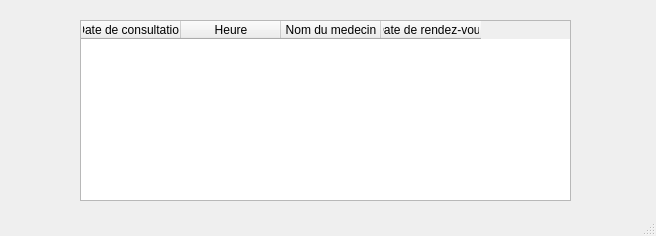
This is form/.ui/liste_rdv.ui in Abrahamkone/ano1 as Qt 5 draws it before an edit. The edited form follows.
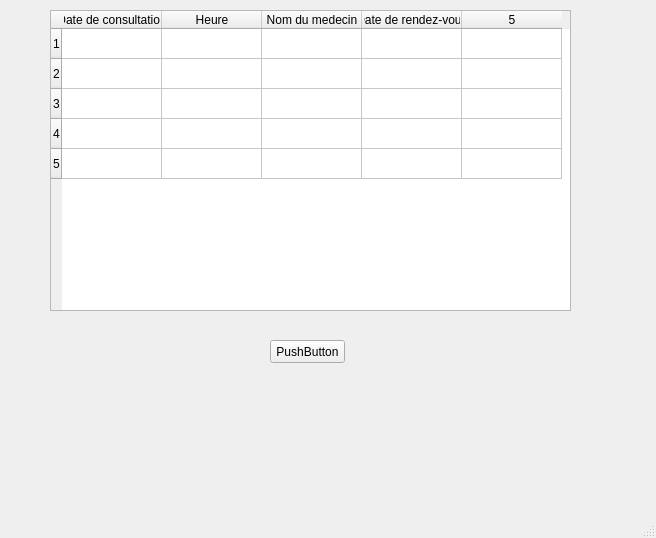
This is the edited form.

Diff of the .ui file:
```diff
--- a/form/.ui/liste_rdv.ui
+++ b/form/.ui/liste_rdv.ui
@@ -7,7 +7,7 @@
     <x>0</x>
     <y>0</y>
     <width>656</width>
-    <height>236</height>
+    <height>538</height>
    </rect>
   </property>
   <property name="windowTitle">
@@ -17,12 +17,23 @@
    <widget class="QTableWidget" name="liste_rdv_2">
     <property name="geometry">
      <rect>
-      <x>80</x>
-      <y>20</y>
-      <width>491</width>
-      <height>181</height>
+      <x>50</x>
+      <y>10</y>
+      <width>521</width>
+      <height>301</height>
      </rect>
     </property>
+    <property name="rowCount">
+     <number>5</number>
+    </property>
+    <property name="columnCount">
+     <number>5</number>
+    </property>
+    <row/>
+    <row/>
+    <row/>
+    <row/>
+    <row/>
     <column>
      <property name="text">
       <string>Date de consultation</string>
@@ -43,6 +54,20 @@
       <string>Date de rendez-vous</string>
      </property>
     </column>
+    <column/>
+   </widget>
+   <widget class="QPushButton" name="pushButton">
+    <property name="geometry">
+     <rect>
+      <x>270</x>
+      <y>340</y>
+      <width>75</width>
+      <height>23</height>
+     </rect>
+    </property>
+    <property name="text">
+     <string>PushButton</string>
+    </property>
    </widget>
   </widget>
   <widget class="QStatusBar" name="statusbar"/>
```
